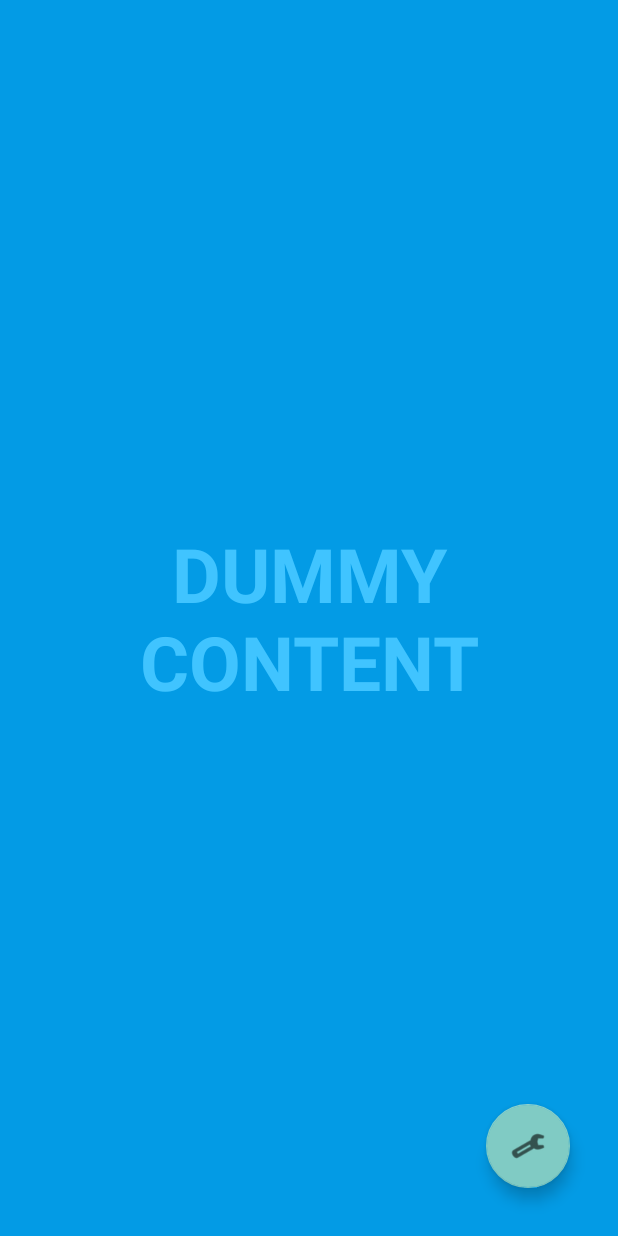
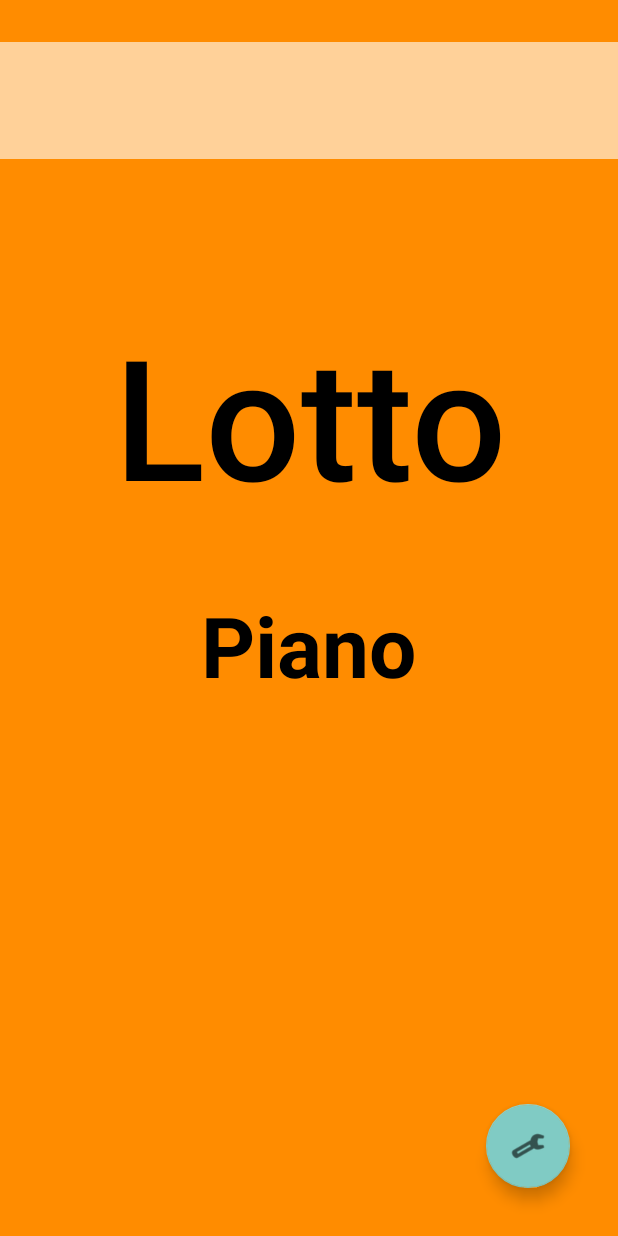
Before and after one commit to witherjohnny/ClassTrack, an Android app: the fragment PaginaPiano placed in its activity, on a phone screen of 412 x 824 dp. Run offline under Robolectric (Android 15) with nearby library versions, the phone set to English and light mode, and no system bars.

Commit message:
fix crash on reset preferences, created PaginaPiano

```diff
--- a/app/src/main/java/com/cao/classtrack/MainActivity.java
+++ b/app/src/main/java/com/cao/classtrack/MainActivity.java
@@ -58,7 +58,7 @@ public class MainActivity extends AppCompatActivity {
 
         builder.setPositiveButton("Confirm", (dialog, which) -> {
             String password = input.getText().toString();
-            if (password.equals("admin123")) { // Change this password as needed
+            if (password.equals("admin123")) { // Change this password as needed (from database)
                 resetPreference();
             } else {
                 Toast.makeText(this, "Incorrect password", Toast.LENGTH_SHORT).show();
--- a/app/src/main/java/com/cao/classtrack/PaginaClasse.java
+++ b/app/src/main/java/com/cao/classtrack/PaginaClasse.java
@@ -1,103 +1,18 @@
 package com.cao.classtrack;
 
 import android.annotation.SuppressLint;
-
 import androidx.annotation.NonNull;
 import androidx.annotation.Nullable;
-import androidx.appcompat.app.ActionBar;
-import androidx.appcompat.app.AppCompatActivity;
 import androidx.appcompat.widget.SearchView;
 import androidx.fragment.app.Fragment;
-
-import android.app.Activity;
 import android.os.Bundle;
-import android.os.Handler;
-import android.os.Looper;
 import android.view.LayoutInflater;
-import android.view.MotionEvent;
 import android.view.View;
 import android.view.ViewGroup;
 import android.view.WindowManager;
-
 import com.cao.classtrack.databinding.FragmentPaginaClasseBinding;
 
-/**
- * An example full-screen activity that shows and hides the system UI (i.e.
- * status bar and navigation/system bar) with user interaction.
- */
 public class PaginaClasse extends Fragment {
-    /**
-     * Whether or not the system UI should be auto-hidden after
-     * {@link #AUTO_HIDE_DELAY_MILLIS} milliseconds.
-     */
-    private static final boolean AUTO_HIDE = true;
-
-    /**
-     * If {@link #AUTO_HIDE} is set, the number of milliseconds to wait after
-     * user interaction before hiding the system UI.
-     */
-    private static final int AUTO_HIDE_DELAY_MILLIS = 3000;
-
-    /**
-     * Some older devices needs a small delay between UI widget updates
-     * and a change of the status and navigation bar.
-     */
-    private static final int UI_ANIMATION_DELAY = 300;
-    private final Handler mHideHandler = new Handler(Looper.myLooper());
-    private final Runnable mHidePart2Runnable = new Runnable() {
-        @SuppressLint("InlinedApi")
-        @Override
-        public void run() {
-            // Delayed removal of status and navigation bar
-
-            // Note that some of these constants are new as of API 16 (Jelly Bean)
-            // and API 19 (KitKat). It is safe to use them, as they are inlined
-            // at compile-time and do nothing on earlier devices.
-            int flags = View.SYSTEM_UI_FLAG_LOW_PROFILE
-                    | View.SYSTEM_UI_FLAG_FULLSCREEN
-                    | View.SYSTEM_UI_FLAG_LAYOUT_STABLE
-                    | View.SYSTEM_UI_FLAG_IMMERSIVE_STICKY
-                    | View.SYSTEM_UI_FLAG_LAYOUT_HIDE_NAVIGATION
-                    | View.SYSTEM_UI_FLAG_HIDE_NAVIGATION;
-
-            Activity activity = getActivity();
-            if (activity != null
-                    && activity.getWindow() != null) {
-                activity.getWindow().getDecorView().setSystemUiVisibility(flags);
-            }
-            ActionBar actionBar = getSupportActionBar();
-            if (actionBar != null) {
-                actionBar.hide();
-            }
-
-        }
-    };
-    private View mContentView;
-    private View mControlsView;
-    private final Runnable mShowPart2Runnable = new Runnable() {
-        @Override
-        public void run() {
-            // Delayed display of UI elements
-            ActionBar actionBar = getSupportActionBar();
-            if (actionBar != null) {
-                actionBar.show();
-            }
-            mControlsView.setVisibility(View.VISIBLE);
-        }
-    };
-    private boolean mVisible;
-    private final Runnable mHideRunnable = new Runnable() {
-        @Override
-        public void run() {
-            hide();
-        }
-    };
-    /**
-     * Touch listener to use for in-layout UI controls to delay hiding the
-     * system UI. This is to prevent the jarring behavior of controls going away
-     * while interacting with activity UI.
-     */
-
     private FragmentPaginaClasseBinding binding;
 
     @Nullable
@@ -105,22 +20,18 @@ public class PaginaClasse extends Fragment {
     public View onCreateView(@NonNull LayoutInflater inflater,
                              @Nullable ViewGroup container,
                              @Nullable Bundle savedInstanceState) {
-
         binding = FragmentPaginaClasseBinding.inflate(inflater, container, false);
         return binding.getRoot();
-
     }
 
     @Override
     public void onViewCreated(@NonNull View view, @Nullable Bundle savedInstanceState) {
         super.onViewCreated(view, savedInstanceState);
-        mVisible = true;
 
-        // Inizializza mContentView correttamente
-        mContentView = binding.getRoot(); // Usa il root view del binding
+        enforceFullScreen();
+
         SearchView searchView = binding.searchView;
-
-        mContentView.setOnClickListener(v -> {
+        view.setOnClickListener(v -> {
             if (searchView.getVisibility() == View.GONE) {
                 searchView.setVisibility(View.VISIBLE);
                 searchView.requestFocus();
@@ -131,8 +42,8 @@ public class PaginaClasse extends Fragment {
             searchView.setVisibility(View.GONE);
             return false;
         });
+    }
 
-    }
     private void enforceFullScreen() {
         int flags = View.SYSTEM_UI_FLAG_IMMERSIVE_STICKY
                 | View.SYSTEM_UI_FLAG_FULLSCREEN
@@ -142,95 +53,14 @@ public class PaginaClasse extends Fragment {
 
         if (getActivity() != null && getActivity().getWindow() != null) {
             getActivity().getWindow().getDecorView().setSystemUiVisibility(flags);
+            getActivity().getWindow().addFlags(WindowManager.LayoutParams.FLAG_LAYOUT_NO_LIMITS);
         }
     }
 
     @Override
     public void onResume() {
         super.onResume();
-        if (getActivity() != null && getActivity().getWindow() != null) {
-            getActivity().getWindow().addFlags(WindowManager.LayoutParams.FLAG_LAYOUT_NO_LIMITS);
-        }
-
-        // Trigger the initial hide() shortly after the activity has been
-        // created, to briefly hint to the user that UI controls
-        // are available.
-        delayedHide(100);
-    }
-
-    @Override
-    public void onPause() {
-        super.onPause();
-        if (getActivity() != null && getActivity().getWindow() != null) {
-            getActivity().getWindow().clearFlags(WindowManager.LayoutParams.FLAG_LAYOUT_NO_LIMITS);
-
-            // Clear the systemUiVisibility flag
-            getActivity().getWindow().getDecorView().setSystemUiVisibility(0);
-        }
-        show();
-    }
-
-    @Override
-    public void onDestroy() {
-        super.onDestroy();
-        mContentView = null;
-        mControlsView = null;
-    }
-
-    private void toggle() {
-        if (mVisible) {
-            hide();
-        } else {
-            show();
-        }
-    }
-
-    private void hide() {
-        ActionBar actionBar = getSupportActionBar();
-        if (actionBar != null) {
-            actionBar.hide();
-        }
-        mVisible = false;
-
-        // Nasconde la SearchView se è visibile
-        if (binding.searchView.getVisibility() == View.VISIBLE) {
-            binding.searchView.setVisibility(View.GONE);
-        }
-    }
-
-    @SuppressLint("InlinedApi")
-    private void show() {
-        // Show the system bar
-        mContentView.setSystemUiVisibility(View.SYSTEM_UI_FLAG_LAYOUT_FULLSCREEN
-                | View.SYSTEM_UI_FLAG_LAYOUT_HIDE_NAVIGATION);
-        mVisible = true;
-
-        // Schedule a runnable to display UI elements after a delay
-        mHideHandler.removeCallbacks(mHidePart2Runnable);
-        mHideHandler.postDelayed(mShowPart2Runnable, UI_ANIMATION_DELAY);
-        ActionBar actionBar = getSupportActionBar();
-        if (actionBar != null) {
-            actionBar.show();
-        }
-    }
-
-    /**
-     * Schedules a call to hide() in delay milliseconds, canceling any
-     * previously scheduled calls.
-     */
-    private void delayedHide(int delayMillis) {
-        mHideHandler.removeCallbacks(mHideRunnable);
-        mHideHandler.postDelayed(mHideRunnable, delayMillis);
-    }
-
-    @Nullable
-    private ActionBar getSupportActionBar() {
-        ActionBar actionBar = null;
-        if (getActivity() instanceof AppCompatActivity) {
-            AppCompatActivity activity = (AppCompatActivity) getActivity();
-            actionBar = activity.getSupportActionBar();
-        }
-        return actionBar;
+        enforceFullScreen();
     }
 
     @Override
--- a/app/src/main/java/com/cao/classtrack/PaginaPiano.java
+++ b/app/src/main/java/com/cao/classtrack/PaginaPiano.java
@@ -1,233 +1,38 @@
 package com.cao.classtrack;
 
 import android.annotation.SuppressLint;
-
-import androidx.annotation.NonNull;
-import androidx.annotation.Nullable;
-import androidx.appcompat.app.ActionBar;
-import androidx.appcompat.app.AppCompatActivity;
-import androidx.fragment.app.Fragment;
-
-import android.app.Activity;
 import android.os.Bundle;
-import android.os.Handler;
-import android.os.Looper;
 import android.view.LayoutInflater;
-import android.view.MotionEvent;
 import android.view.View;
 import android.view.ViewGroup;
 import android.view.WindowManager;
-
+import androidx.annotation.NonNull;
+import androidx.annotation.Nullable;
+import androidx.appcompat.app.AppCompatActivity;
+import androidx.fragment.app.Fragment;
 import com.cao.classtrack.databinding.FragmentPaginaPianoBinding;
 
-/**
- * An example full-screen activity that shows and hides the system UI (i.e.
- * status bar and navigation/system bar) with user interaction.
- */
 public class PaginaPiano extends Fragment {
-    /**
-     * Whether or not the system UI should be auto-hidden after
-     * {@link #AUTO_HIDE_DELAY_MILLIS} milliseconds.
-     */
-    private static final boolean AUTO_HIDE = true;
-
-    /**
-     * If {@link #AUTO_HIDE} is set, the number of milliseconds to wait after
-     * user interaction before hiding the system UI.
-     */
-    private static final int AUTO_HIDE_DELAY_MILLIS = 3000;
-
-    /**
-     * Some older devices needs a small delay between UI widget updates
-     * and a change of the status and navigation bar.
-     */
-    private static final int UI_ANIMATION_DELAY = 300;
-    private final Handler mHideHandler = new Handler(Looper.myLooper());
-    private final Runnable mHidePart2Runnable = new Runnable() {
-        @SuppressLint("InlinedApi")
-        @Override
-        public void run() {
-            // Delayed removal of status and navigation bar
-
-            // Note that some of these constants are new as of API 16 (Jelly Bean)
-            // and API 19 (KitKat). It is safe to use them, as they are inlined
-            // at compile-time and do nothing on earlier devices.
-            int flags = View.SYSTEM_UI_FLAG_LOW_PROFILE
-                    | View.SYSTEM_UI_FLAG_FULLSCREEN
-                    | View.SYSTEM_UI_FLAG_LAYOUT_STABLE
-                    | View.SYSTEM_UI_FLAG_IMMERSIVE_STICKY
-                    | View.SYSTEM_UI_FLAG_LAYOUT_HIDE_NAVIGATION
-                    | View.SYSTEM_UI_FLAG_HIDE_NAVIGATION;
-
-            Activity activity = getActivity();
-            if (activity != null
-                    && activity.getWindow() != null) {
-                activity.getWindow().getDecorView().setSystemUiVisibility(flags);
-            }
-            ActionBar actionBar = getSupportActionBar();
-            if (actionBar != null) {
-                actionBar.hide();
-            }
-
-        }
-    };
-    private View mContentView;
-    private View mControlsView;
-    private final Runnable mShowPart2Runnable = new Runnable() {
-        @Override
-        public void run() {
-            // Delayed display of UI elements
-            ActionBar actionBar = getSupportActionBar();
-            if (actionBar != null) {
-                actionBar.show();
-            }
-            mControlsView.setVisibility(View.VISIBLE);
-        }
-    };
-    private boolean mVisible;
-    private final Runnable mHideRunnable = new Runnable() {
-        @Override
-        public void run() {
-            hide();
-        }
-    };
-    /**
-     * Touch listener to use for in-layout UI controls to delay hiding the
-     * system UI. This is to prevent the jarring behavior of controls going away
-     * while interacting with activity UI.
-     */
-    private final View.OnTouchListener mDelayHideTouchListener = new View.OnTouchListener() {
-        @Override
-        public boolean onTouch(View view, MotionEvent motionEvent) {
-            if (AUTO_HIDE) {
-                delayedHide(AUTO_HIDE_DELAY_MILLIS);
-            }
-            return false;
-        }
-    };
 
     private FragmentPaginaPianoBinding binding;
 
     @Nullable
     @Override
-    public View onCreateView(@NonNull LayoutInflater inflater,
-                             @Nullable ViewGroup container,
-                             @Nullable Bundle savedInstanceState) {
-
+    public View onCreateView(@NonNull LayoutInflater inflater, @Nullable ViewGroup container, @Nullable Bundle savedInstanceState) {
         binding = FragmentPaginaPianoBinding.inflate(inflater, container, false);
         return binding.getRoot();
-
     }
 
     @Override
     public void onViewCreated(@NonNull View view, @Nullable Bundle savedInstanceState) {
         super.onViewCreated(view, savedInstanceState);
-        mVisible = true;
-
-        mControlsView = binding.fullscreenContentControls;
-        mContentView = binding.fullscreenContent;
-
-        // Set up the user interaction to manually show or hide the system UI.
-        mContentView.setOnClickListener(new View.OnClickListener() {
-            @Override
-            public void onClick(View view) {
-                toggle();
-            }
-        });
-
-        // Upon interacting with UI controls, delay any scheduled hide()
-        // operations to prevent the jarring behavior of controls going away
-        // while interacting with the UI.
-        binding.dummyButton.setOnTouchListener(mDelayHideTouchListener);
+        setFullscreenMode();
     }
 
     @Override
     public void onResume() {
         super.onResume();
-        if (getActivity() != null && getActivity().getWindow() != null) {
-            getActivity().getWindow().addFlags(WindowManager.LayoutParams.FLAG_LAYOUT_NO_LIMITS);
-        }
-
-        // Trigger the initial hide() shortly after the activity has been
-        // created, to briefly hint to the user that UI controls
-        // are available.
-        delayedHide(100);
-    }
-
-    @Override
-    public void onPause() {
-        super.onPause();
-        if (getActivity() != null && getActivity().getWindow() != null) {
-            getActivity().getWindow().clearFlags(WindowManager.LayoutParams.FLAG_LAYOUT_NO_LIMITS);
-
-            // Clear the systemUiVisibility flag
-            getActivity().getWindow().getDecorView().setSystemUiVisibility(0);
-        }
-        show();
-    }
-
-    @Override
-    public void onDestroy() {
-        super.onDestroy();
-        mContentView = null;
-        mControlsView = null;
-    }
-
-    private void toggle() {
-        if (mVisible) {
-            hide();
-        } else {
-            show();
-        }
-    }
-
-    private void hide() {
-        // Hide UI first
-        ActionBar actionBar = getSupportActionBar();
-        if (actionBar != null) {
-            actionBar.hide();
-        }
-        mControlsView.setVisibility(View.GONE);
-        mVisible = false;
-
-        // Schedule a runnable to remove the status and navigation bar after a delay
-        mHideHandler.removeCallbacks(mShowPart2Runnable);
-        mHideHandler.postDelayed(mHidePart2Runnable, UI_ANIMATION_DELAY);
-    }
-
-    @SuppressLint("InlinedApi")
-    private void show() {
-        // Show the system bar
-        mContentView.setSystemUiVisibility(View.SYSTEM_UI_FLAG_LAYOUT_FULLSCREEN
-                | View.SYSTEM_UI_FLAG_LAYOUT_HIDE_NAVIGATION);
-        mVisible = true;
-
-        // Schedule a runnable to display UI elements after a delay
-        mHideHandler.removeCallbacks(mHidePart2Runnable);
-        mHideHandler.postDelayed(mShowPart2Runnable, UI_ANIMATION_DELAY);
-        ActionBar actionBar = getSupportActionBar();
-        if (actionBar != null) {
-            actionBar.show();
-        }
-    }
-
-    /**
-     * Schedules a call to hide() in delay milliseconds, canceling any
-     * previously scheduled calls.
-     */
-    private void delayedHide(int delayMillis) {
-        mHideHandler.removeCallbacks(mHideRunnable);
-        mHideHandler.postDelayed(mHideRunnable, delayMillis);
-    }
-
-    @Nullable
-    private ActionBar getSupportActionBar() {
-        ActionBar actionBar = null;
-        if (getActivity() instanceof AppCompatActivity) {
-            AppCompatActivity activity = (AppCompatActivity) getActivity();
-            actionBar = activity.getSupportActionBar();
-        }
-        return actionBar;
+        setFullscreenMode();
     }
 
     @Override
@@ -235,4 +40,13 @@ public class PaginaPiano extends Fragment {
         super.onDestroyView();
         binding = null;
     }
+
+    private void setFullscreenMode() {
+        if (getActivity() != null && getActivity().getWindow() != null) {
+            getActivity().getWindow().setFlags(
+                    WindowManager.LayoutParams.FLAG_FULLSCREEN,
+                    WindowManager.LayoutParams.FLAG_FULLSCREEN
+            );
+        }
+    }
 }
--- a/app/src/main/res/layout/fragment_pagina_piano.xml
+++ b/app/src/main/res/layout/fragment_pagina_piano.xml
@@ -1,6 +1,8 @@
 <?xml version="1.0" encoding="utf-8"?>
-<FrameLayout xmlns:android="http://schemas.android.com/apk/res/android"
+<androidx.constraintlayout.widget.ConstraintLayout xmlns:android="http://schemas.android.com/apk/res/android"
+    xmlns:app="http://schemas.android.com/apk/res-auto"
     xmlns:tools="http://schemas.android.com/tools"
+    android:id="@+id/frameLayout3"
     android:layout_width="match_parent"
     android:layout_height="match_parent"
     android:background="?attr/fullscreenBackgroundColor"
@@ -10,42 +12,66 @@
     <!-- The primary full-screen view. This can be replaced with whatever view
          is needed to present your content, e.g. VideoView, SurfaceView,
          TextureView, etc. -->
+
     <TextView
         android:id="@+id/fullscreen_content"
-        android:layout_width="match_parent"
-        android:layout_height="match_parent"
+        android:background="@color/vibrant_orange"
+        android:layout_width="0dp"
+        android:layout_height="0dp"
         android:gravity="center"
         android:keepScreenOn="true"
-        android:text="@string/dummy_content"
         android:textColor="?attr/fullscreenTextColor"
         android:textSize="50sp"
-        android:textStyle="bold" />
+        android:textStyle="bold"
+        app:layout_constraintBottom_toBottomOf="parent"
+        app:layout_constraintEnd_toEndOf="parent"
+        app:layout_constraintStart_toStartOf="parent"
+        app:layout_constraintTop_toTopOf="parent" />
+
+    <androidx.appcompat.widget.SearchView
+        android:id="@+id/searchView2"
+        android:layout_width="628dp"
+        android:layout_height="78dp"
+        android:layout_marginTop="28dp"
+        android:background="@drawable/search_background"
+        android:queryHint="Cerca..."
+        app:layout_constraintEnd_toEndOf="parent"
+        app:layout_constraintHorizontal_bias="0.513"
+        app:layout_constraintStart_toStartOf="parent"
+        app:layout_constraintTop_toTopOf="parent" />
+
+    <TextView
+        android:id="@+id/textLotto"
+        android:layout_width="425dp"
+        android:layout_height="142dp"
+        android:layout_marginTop="96dp"
+        android:gravity="center"
+        android:keepScreenOn="true"
+        android:text="Lotto"
+        android:textAppearance="@style/TextAppearance.AppCompat.Display4"
+        android:textColor="@color/black"
+        android:textStyle="bold"
+        app:layout_constraintEnd_toEndOf="parent"
+        app:layout_constraintStart_toStartOf="parent"
+        app:layout_constraintTop_toBottomOf="@+id/searchView2" />
+
+    <TextView
+        android:id="@+id/textPiano"
+        android:layout_width="300dp"
+        android:layout_height="100dp"
+        android:layout_marginTop="36dp"
+        android:gravity="center"
+        android:keepScreenOn="true"
+        android:text="Piano"
+        android:textAppearance="@style/TextAppearance.AppCompat.Display3"
+        android:textColor="@color/black"
+        android:textStyle="bold"
+        app:layout_constraintEnd_toEndOf="parent"
+        app:layout_constraintStart_toStartOf="parent"
+        app:layout_constraintTop_toBottomOf="@+id/textLotto" />
 
     <!-- This FrameLayout insets its children based on system windows using
          android:fitsSystemWindows. -->
-    <FrameLayout
-        android:layout_width="match_parent"
-        android:layout_height="match_parent"
-        android:fitsSystemWindows="true">
 
-        <LinearLayout
-            android:id="@+id/fullscreen_content_controls"
-            style="@style/Widget.Theme.ClassTrack.ButtonBar.Fullscreen"
-            android:layout_width="match_parent"
-            android:layout_height="wrap_content"
-            android:layout_gravity="bottom|center_horizontal"
-            android:orientation="horizontal"
-            tools:ignore="UselessParent">
 
-            <Button
-                android:id="@+id/dummy_button"
-                style="?android:attr/buttonBarButtonStyle"
-                android:layout_width="0dp"
-                android:layout_height="wrap_content"
-                android:layout_weight="1"
-                android:text="@string/dummy_button" />
-
-        </LinearLayout>
-    </FrameLayout>
-
-</FrameLayout>
+</androidx.constraintlayout.widget.ConstraintLayout>
```
